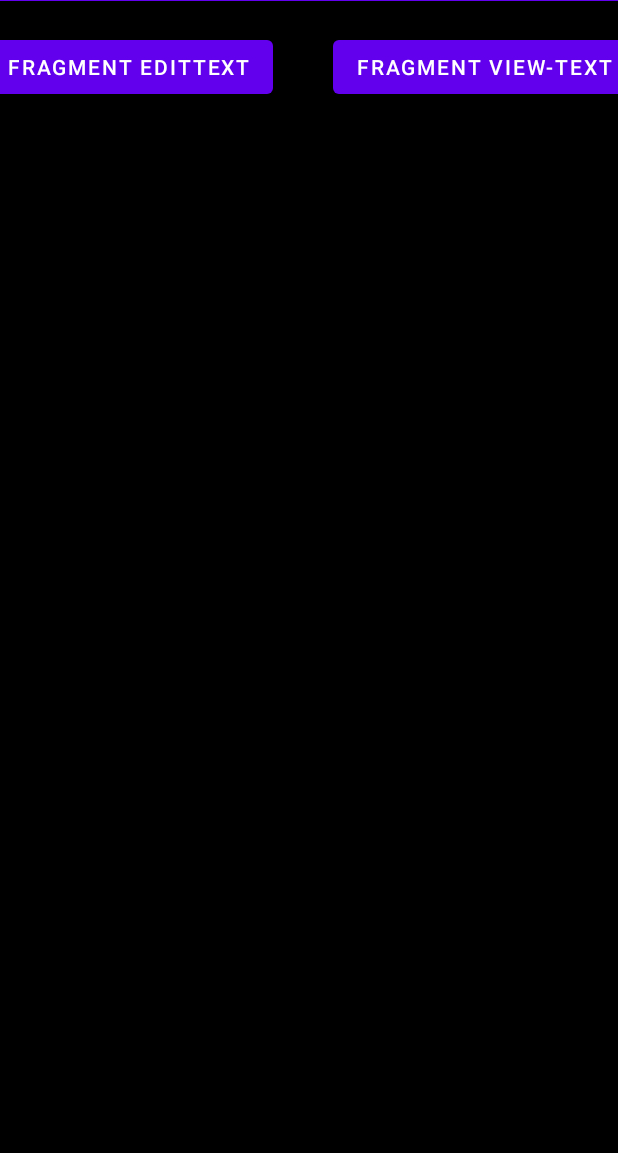
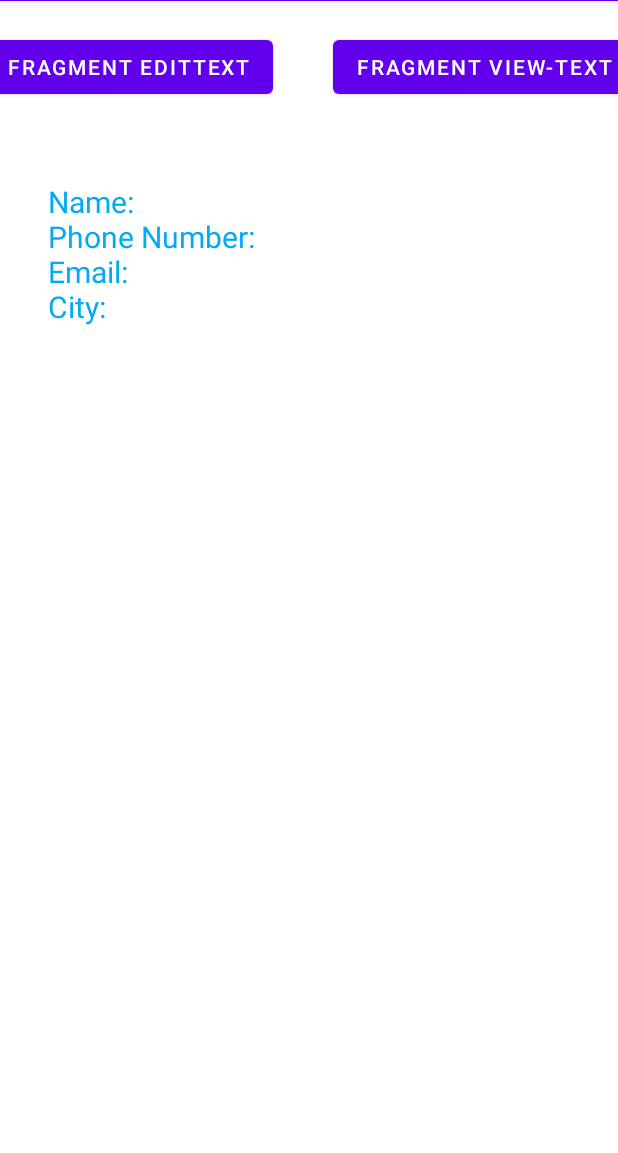
Before and after one commit to ibrahimyilmaz3/FragmentTest1, an Android app: the screen it shows after launch (MainActivity), after a tap on "FRAGMENT VIEW-TEXT", on a phone screen of 412 x 824 dp, the part 83-1236 px from its top. Run offline under Robolectric (Android 15) with nearby library versions, the phone set to English and light mode, and no system bars.

Commit message:
FragmentTest1

```diff
--- a/app/src/main/java/com/example/fragmentstest/EdittextFragment.kt
+++ b/app/src/main/java/com/example/fragmentstest/EdittextFragment.kt
@@ -19,9 +19,15 @@ class EdittextFragment : Fragment(R.layout.fragment_edittext) {
     ): View? {
         _binding = FragmentEdittextBinding.inflate(inflater, container, false)
         val view = binding.root
+
+        binding.button.setOnClickListener {
+            uniVar.name = binding.etName.text.toString()
+            uniVar.phone = binding.etPhoneNumber.text.toString()
+            uniVar.email = binding.etEmail.text.toString()
+            uniVar.city = binding.etCity.text.toString()
+        }
         return view
     }
-
 
     override fun onDestroyView() {
         super.onDestroyView()
--- a/app/src/main/java/com/example/fragmentstest/MainActivity.kt
+++ b/app/src/main/java/com/example/fragmentstest/MainActivity.kt
@@ -33,18 +33,5 @@ class MainActivity : AppCompatActivity() {
                 commit()
             }
         }
-
-
-
-
-        /*binding.button.setOnClickListener {
-            binding.viewFragmentID.tvViewText.text =
-                "Name: ${binding.etName.text} " +
-                        "\n Phone Number: ${binding.etPhoneNumber.text} " +
-                        "\n Email: ${binding.etEmail.text} " +
-                        "\n City: ${binding.etCity.text} "
-        }*/
-
-
     }
 }
--- a/app/src/main/java/com/example/fragmentstest/ViewFragment.kt
+++ b/app/src/main/java/com/example/fragmentstest/ViewFragment.kt
@@ -13,6 +13,7 @@ class ViewFragment : Fragment(R.layout.fragment_view) {
     private var _binding: FragmentViewBinding? = null
     private val binding get() = _binding!!
 
+
     override fun onCreateView(
         inflater: LayoutInflater,
         container: ViewGroup?,
@@ -20,8 +21,14 @@ class ViewFragment : Fragment(R.layout.fragment_view) {
     ): View? {
         _binding = FragmentViewBinding.inflate(inflater, container, false)
         val view = binding.root
+
+
+        binding.tvViewText.text =
+            "Name: ${uniVar.name} \nPhone Number: ${uniVar.phone} \nEmail: ${uniVar.email} \nCity: ${uniVar.city} "
+
         return view
     }
+
 
     override fun onDestroyView() {
         super.onDestroyView()
--- /dev/null
+++ b/app/src/main/java/com/example/fragmentstest/uniVar.kt
@@ -0,0 +1,9 @@
+package com.example.fragmentstest
+
+
+object uniVar {
+    var name = ""
+    var phone = ""
+    var email = ""
+    var city = ""
+}
--- a/app/src/main/res/layout/activity_main.xml
+++ b/app/src/main/res/layout/activity_main.xml
@@ -4,7 +4,6 @@
     xmlns:tools="http://schemas.android.com/tools"
     android:layout_width="match_parent"
     android:layout_height="match_parent"
-    android:background="@color/black"
     tools:context=".MainActivity">
 
 
--- a/app/src/main/res/layout/fragment_view.xml
+++ b/app/src/main/res/layout/fragment_view.xml
@@ -16,7 +16,8 @@
         android:layout_marginEnd="32dp"
         android:layout_marginBottom="32dp"
         android:text="@string/hello_blank_fragment_view"
-        android:textSize="30sp"
+        android:textColor="#03A9F4"
+        android:textSize="20sp"
         app:layout_constraintBottom_toBottomOf="parent"
         app:layout_constraintEnd_toEndOf="parent"
         app:layout_constraintStart_toStartOf="parent"
```
